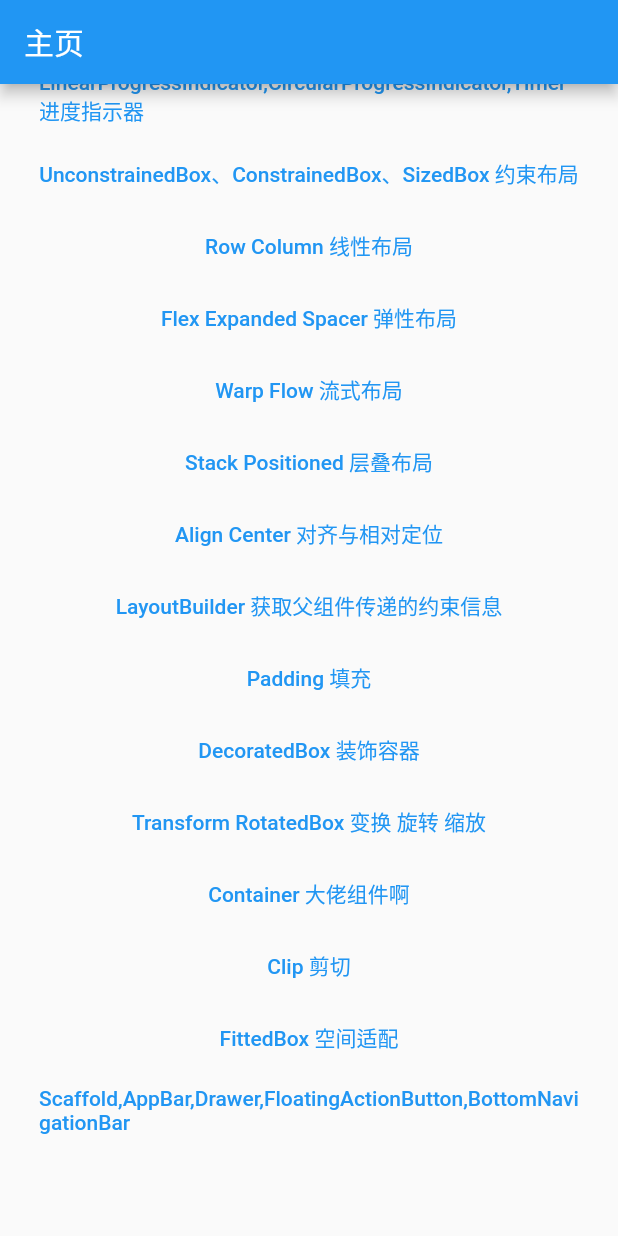
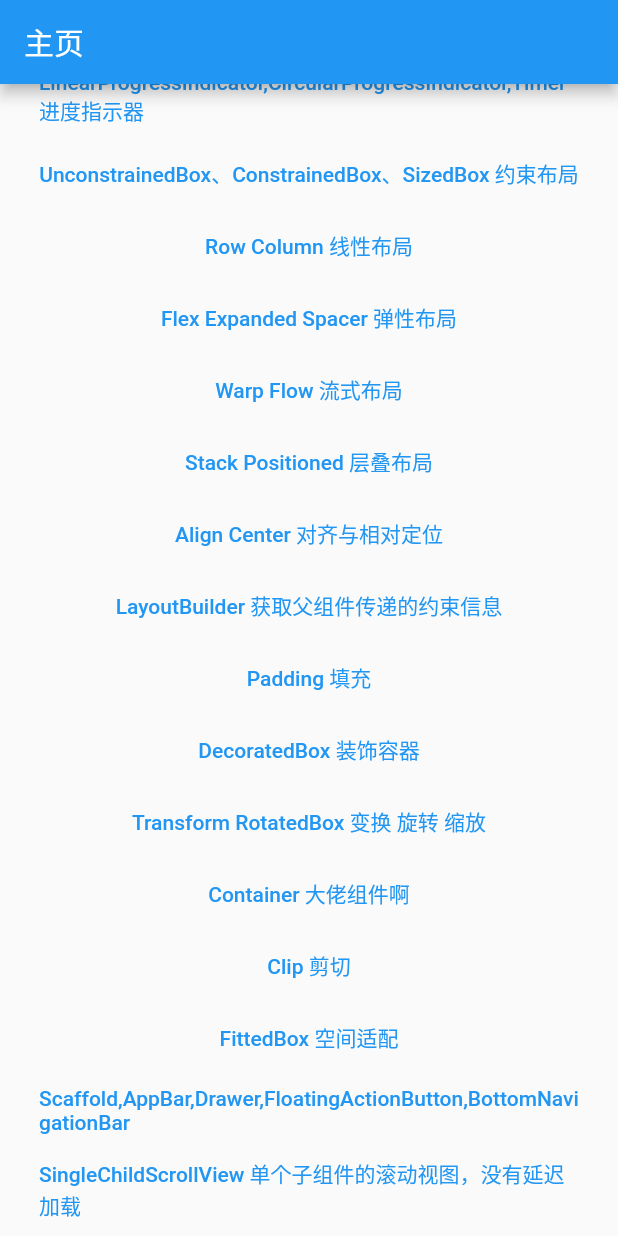
Before and after one commit to xxxIxxxx/flutter_ddup, a Flutter app: the screen it shows after launch, scrolled down 381 dp, on a phone screen of 412 x 824 dp. Run offline on Flutter 3.47's test engine with Material 2 defaults, Android fonts, the phone set to English and light mode, and no system bars; our stand-ins replace fluro.

Commit message:
SingleChildScrollView 单个子组件的滚动视图，没有延迟加载

```diff
--- a/lib/app/home_page.dart
+++ b/lib/app/home_page.dart
@@ -181,7 +181,16 @@ class _MyHomePageState extends State<MyHomePage> {
               Application.router.navigateTo(context, Routes.scaffoldAppBar,
                   transition: TransitionType.native);
             },
-            child: const Text("Scaffold,AppBar,Drawer,FloatingActionButton,BottomNavigationBar"),
+            child: const Text(
+                "Scaffold,AppBar,Drawer,FloatingActionButton,BottomNavigationBar"),
+          ),
+          TextButton(
+            onPressed: () {
+              Application.router.navigateTo(
+                  context, Routes.singleChildScrollView,
+                  transition: TransitionType.native);
+            },
+            child: const Text("SingleChildScrollView 单个子组件的滚动视图，没有延迟加载"),
           ),
         ],
       ),
--- a/lib/route/route_handlers.dart
+++ b/lib/route/route_handlers.dart
@@ -1,7 +1,6 @@
 import 'package:fluro/fluro.dart';
 import 'package:flutter/cupertino.dart';
 import 'package:flutter_ddup/app/home_page.dart';
-
 import '../class/Align,Center对齐与相对定位/align_center_page.dart';
 import '../class/Clip剪切组件/clip_page.dart';
 import '../class/Container组件/container_page.dart';
@@ -15,6 +14,7 @@ import '../class/LinearProgressIndicator,CircularProgressIndicator,Timer进度
 import '../class/Padding填充/padding_page.dart';
 import '../class/Row,Column线性布局/row_page.dart';
 import '../class/Scaffold,AppBar,Drawer,FloatingActionButton,BottomNavigationBar/scaffold_app_bar_page.dart';
+import '../class/SingleChildScrollView不会延迟加载的滚动View/single_child_scroll_view_page.dart';
 import '../class/Stack,Positioned层叠布局/stack_positioned_page.dart';
 import '../class/Switch,Checkbox单选开关复选开关/switch_page.dart';
 import '../class/TextField,Form输入框及表单/text_field_page.dart';
@@ -146,3 +146,8 @@ var scaffoldAppBarHandeler = Handler(
     handlerFunc: (BuildContext? context, Map<String, List<String>> params) {
   return const ScaffoldAppBarPage();
 });
+
+var singleChildScrollViewHandeler = Handler(
+    handlerFunc: (BuildContext? context, Map<String, List<String>> params) {
+  return const SingleChildScrollViewPage();
+});
--- a/lib/route/routes.dart
+++ b/lib/route/routes.dart
@@ -29,6 +29,7 @@ class Routes {
   static String clip = "/clip";
   static String fittedBox = "/fittedBox";
   static String scaffoldAppBar = "/ScaffoldAppBar";
+  static String singleChildScrollView = "/singleChildScrollView";
 
   static void configureRoutes(FluroRouter router) {
     router.notFoundHandler = Handler(
@@ -59,5 +60,7 @@ class Routes {
     router.define(clip, handler: clipHandeler);
     router.define(fittedBox, handler: fittedBoxHandeler);
     router.define(scaffoldAppBar, handler: scaffoldAppBarHandeler);
+    router.define(singleChildScrollView,
+        handler: singleChildScrollViewHandeler);
   }
 }
```
Also changed, not shown: lib/class/SingleChildScrollView不会延迟加载的滚动View/single_child_scroll_view_page.dart (added, +38 -0 lines).
